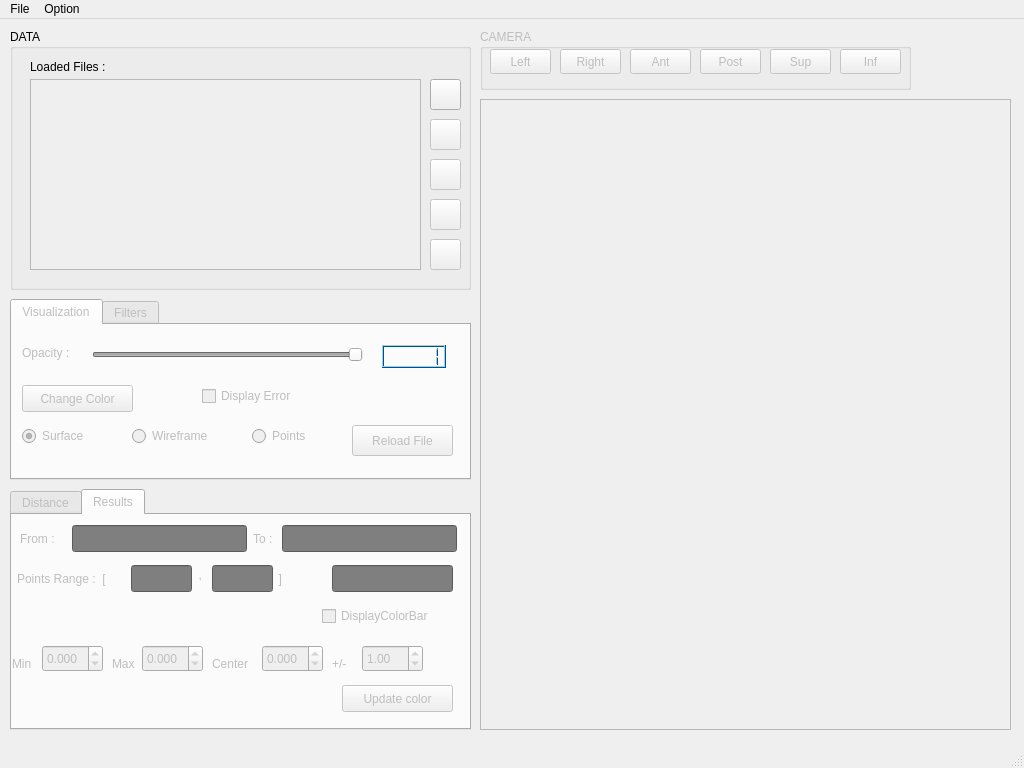
juliettepera/3DMetricTools, file 3DMeshMetric/meshMetricGui.ui: the form before one commit.
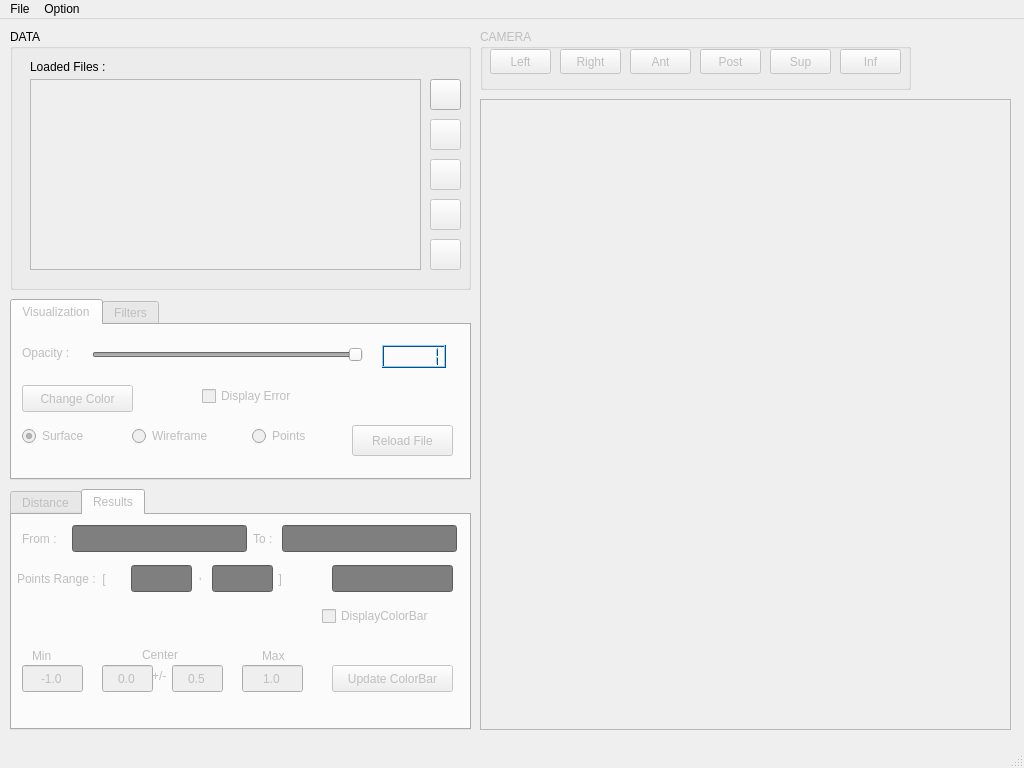
The form after the commit. The open tabs and pages were chosen to show the change. Custom widgets are drawn as their Qt base class.

Patch:
```diff
--- a/3DMeshMetric/meshMetricGui.ui
+++ b/3DMeshMetric/meshMetricGui.ui
@@ -1110,7 +1110,7 @@
      </rect>
     </property>
     <property name="currentIndex">
-     <number>1</number>
+     <number>0</number>
     </property>
     <widget class="QWidget" name="tabDistance">
      <attribute name="title">
@@ -1334,28 +1334,6 @@
      <attribute name="title">
       <string>Results</string>
      </attribute>
-     <widget class="QDoubleSpinBox" name="doubleSpinBoxMin">
-      <property name="geometry">
-       <rect>
-        <x>30</x>
-        <y>130</y>
-        <width>61</width>
-        <height>27</height>
-       </rect>
-      </property>
-      <property name="toolTip">
-       <string>set the value of blue</string>
-      </property>
-      <property name="decimals">
-       <number>3</number>
-      </property>
-      <property name="minimum">
-       <double>-99.989999999999995</double>
-      </property>
-      <property name="singleStep">
-       <double>0.010000000000000</double>
-      </property>
-     </widget>
      <widget class="QLineEdit" name="lineEditB">
       <property name="geometry">
        <rect>
@@ -1793,19 +1771,6 @@
        <bool>true</bool>
       </property>
      </widget>
-     <widget class="QLabel" name="label_2">
-      <property name="geometry">
-       <rect>
-        <x>100</x>
-        <y>140</y>
-        <width>31</width>
-        <height>17</height>
-       </rect>
-      </property>
-      <property name="text">
-       <string>Max</string>
-      </property>
-     </widget>
      <widget class="QLabel" name="label_4">
       <property name="geometry">
        <rect>
@@ -2265,7 +2230,7 @@
      <widget class="QLabel" name="label_3">
       <property name="geometry">
        <rect>
-        <x>8</x>
+        <x>10</x>
         <y>4</y>
         <width>46</width>
         <height>39</height>
@@ -2301,7 +2266,7 @@
        <string>  ,</string>
       </property>
      </widget>
-     <widget class="QLineEdit" name="lineEditMin">
+     <widget class="QLineEdit" name="lineEditMinR">
       <property name="geometry">
        <rect>
         <x>119</x>
@@ -2751,36 +2716,7 @@
        <string>  ]</string>
       </property>
      </widget>
-     <widget class="QLabel" name="label">
-      <property name="geometry">
-       <rect>
-        <x>0</x>
-        <y>140</y>
-        <width>31</width>
-        <height>17</height>
-       </rect>
-      </property>
-      <property name="text">
-       <string>Min</string>
-      </property>
-     </widget>
-     <widget class="QPushButton" name="pushButtonUpdateColor">
-      <property name="geometry">
-       <rect>
-        <x>330</x>
-        <y>170</y>
-        <width>111</width>
-        <height>27</height>
-       </rect>
-      </property>
-      <property name="toolTip">
-       <string>update the colorbar</string>
-      </property>
-      <property name="text">
-       <string>Update color</string>
-      </property>
-     </widget>
-     <widget class="QLineEdit" name="lineEditMax">
+     <widget class="QLineEdit" name="lineEditMaxR">
       <property name="geometry">
        <rect>
         <x>200</x>
@@ -3217,28 +3153,6 @@
        <bool>true</bool>
       </property>
      </widget>
-     <widget class="QDoubleSpinBox" name="doubleSpinBoxMax">
-      <property name="geometry">
-       <rect>
-        <x>130</x>
-        <y>130</y>
-        <width>61</width>
-        <height>27</height>
-       </rect>
-      </property>
-      <property name="toolTip">
-       <string>set the value of red</string>
-      </property>
-      <property name="decimals">
-       <number>3</number>
-      </property>
-      <property name="minimum">
-       <double>-99.989999999999995</double>
-      </property>
-      <property name="singleStep">
-       <double>0.010000000000000</double>
-      </property>
-     </widget>
      <widget class="QCheckBox" name="checkBoxColorBar">
       <property name="geometry">
        <rect>
@@ -3255,44 +3169,6 @@
        <string>DisplayColorBar</string>
       </property>
      </widget>
-     <widget class="QDoubleSpinBox" name="doubleSpinBoxDelta">
-      <property name="geometry">
-       <rect>
-        <x>350</x>
-        <y>130</y>
-        <width>61</width>
-        <height>27</height>
-       </rect>
-      </property>
-      <property name="toolTip">
-       <string>set the range of green color ( center in 0 )</string>
-      </property>
-      <property name="decimals">
-       <number>2</number>
-      </property>
-      <property name="minimum">
-       <double>0.020000000000000</double>
-      </property>
-      <property name="singleStep">
-       <double>0.100000000000000</double>
-      </property>
-      <property name="value">
-       <double>1.000000000000000</double>
-      </property>
-     </widget>
-     <widget class="QLabel" name="label_5">
-      <property name="geometry">
-       <rect>
-        <x>200</x>
-        <y>140</y>
-        <width>51</width>
-        <height>17</height>
-       </rect>
-      </property>
-      <property name="text">
-       <string>Center</string>
-      </property>
-     </widget>
      <widget class="colorBar" name="widgetColor" native="true">
       <property name="geometry">
        <rect>
@@ -3740,41 +3616,138 @@
        <bool>true</bool>
       </property>
      </widget>
-     <widget class="QDoubleSpinBox" name="doubleSpinBoxCenter">
+     <widget class="QPushButton" name="pushButtonUpdateColor">
+      <property name="geometry">
+       <rect>
+        <x>320</x>
+        <y>150</y>
+        <width>121</width>
+        <height>27</height>
+       </rect>
+      </property>
+      <property name="toolTip">
+       <string>update the colorbar</string>
+      </property>
+      <property name="text">
+       <string>Update ColorBar</string>
+      </property>
+     </widget>
+     <widget class="QLabel" name="label_2">
       <property name="geometry">
        <rect>
         <x>250</x>
         <y>130</y>
-        <width>61</width>
-        <height>27</height>
+        <width>31</width>
+        <height>21</height>
        </rect>
       </property>
-      <property name="toolTip">
-       <string>set the value of red</string>
+      <property name="text">
+       <string>Max</string>
       </property>
-      <property name="decimals">
-       <number>3</number>
+     </widget>
+     <widget class="QLabel" name="label">
+      <property name="geometry">
+       <rect>
+        <x>20</x>
+        <y>130</y>
+        <width>24</width>
+        <height>21</height>
+       </rect>
       </property>
-      <property name="minimum">
-       <double>-99.989999999999995</double>
+      <property name="text">
+       <string>Min</string>
       </property>
-      <property name="singleStep">
-       <double>0.010000000000000</double>
+     </widget>
+     <widget class="QLabel" name="label_5">
+      <property name="geometry">
+       <rect>
+        <x>130</x>
+        <y>130</y>
+        <width>45</width>
+        <height>20</height>
+       </rect>
+      </property>
+      <property name="text">
+       <string>Center</string>
       </property>
      </widget>
      <widget class="QLabel" name="label_6">
       <property name="geometry">
        <rect>
-        <x>320</x>
-        <y>140</y>
-        <width>31</width>
-        <height>17</height>
+        <x>140</x>
+        <y>150</y>
+        <width>21</width>
+        <height>21</height>
        </rect>
       </property>
       <property name="text">
        <string>+/-</string>
       </property>
      </widget>
+     <widget class="QLineEdit" name="lineEditCenter">
+      <property name="geometry">
+       <rect>
+        <x>90</x>
+        <y>150</y>
+        <width>51</width>
+        <height>27</height>
+       </rect>
+      </property>
+      <property name="text">
+       <string>0.0</string>
+      </property>
+      <property name="alignment">
+       <set>Qt::AlignCenter</set>
+      </property>
+     </widget>
+     <widget class="QLineEdit" name="lineEditDelta">
+      <property name="geometry">
+       <rect>
+        <x>160</x>
+        <y>150</y>
+        <width>51</width>
+        <height>27</height>
+       </rect>
+      </property>
+      <property name="text">
+       <string>0.5</string>
+      </property>
+      <property name="alignment">
+       <set>Qt::AlignCenter</set>
+      </property>
+     </widget>
+     <widget class="QLineEdit" name="lineEditMin">
+      <property name="geometry">
+       <rect>
+        <x>10</x>
+        <y>150</y>
+        <width>61</width>
+        <height>27</height>
+       </rect>
+      </property>
+      <property name="text">
+       <string>-1.0</string>
+      </property>
+      <property name="alignment">
+       <set>Qt::AlignCenter</set>
+      </property>
+     </widget>
+     <widget class="QLineEdit" name="lineEditMax">
+      <property name="geometry">
+       <rect>
+        <x>230</x>
+        <y>150</y>
+        <width>61</width>
+        <height>27</height>
+       </rect>
+      </property>
+      <property name="text">
+       <string>1.0</string>
+      </property>
+      <property name="alignment">
+       <set>Qt::AlignCenter</set>
+      </property>
+     </widget>
     </widget>
    </widget>
   </widget>
@@ -3820,7 +3793,7 @@
     <bool>false</bool>
    </property>
    <property name="text">
-    <string>Add new repository</string>
+    <string>Add new folder</string>
    </property>
   </action>
   <action name="actionSaveFile">
```
